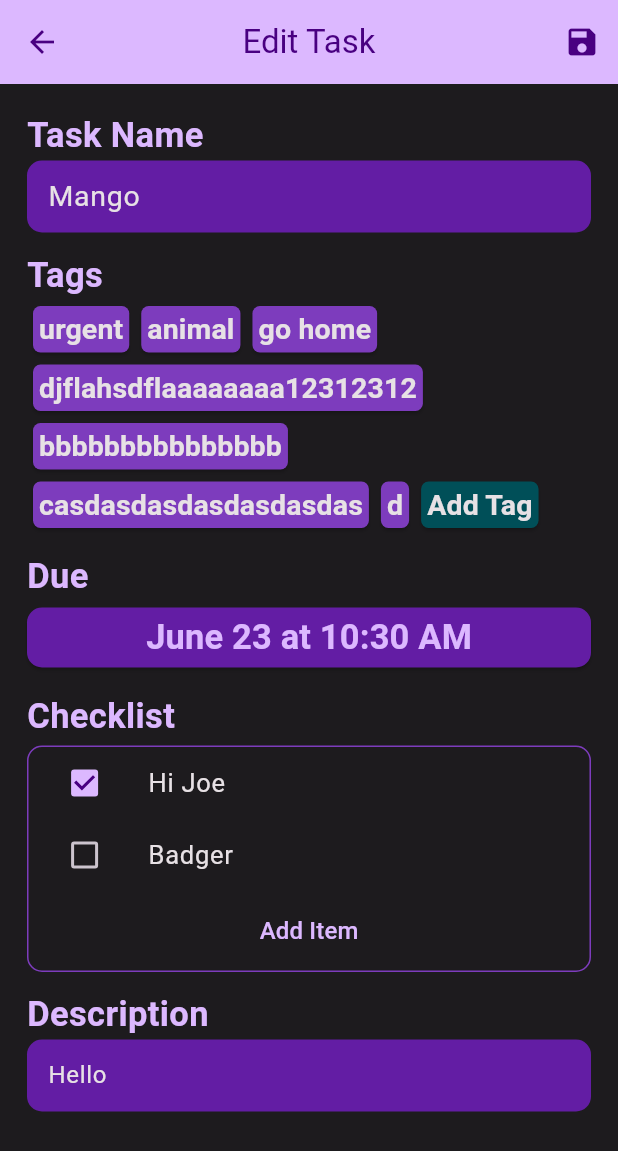
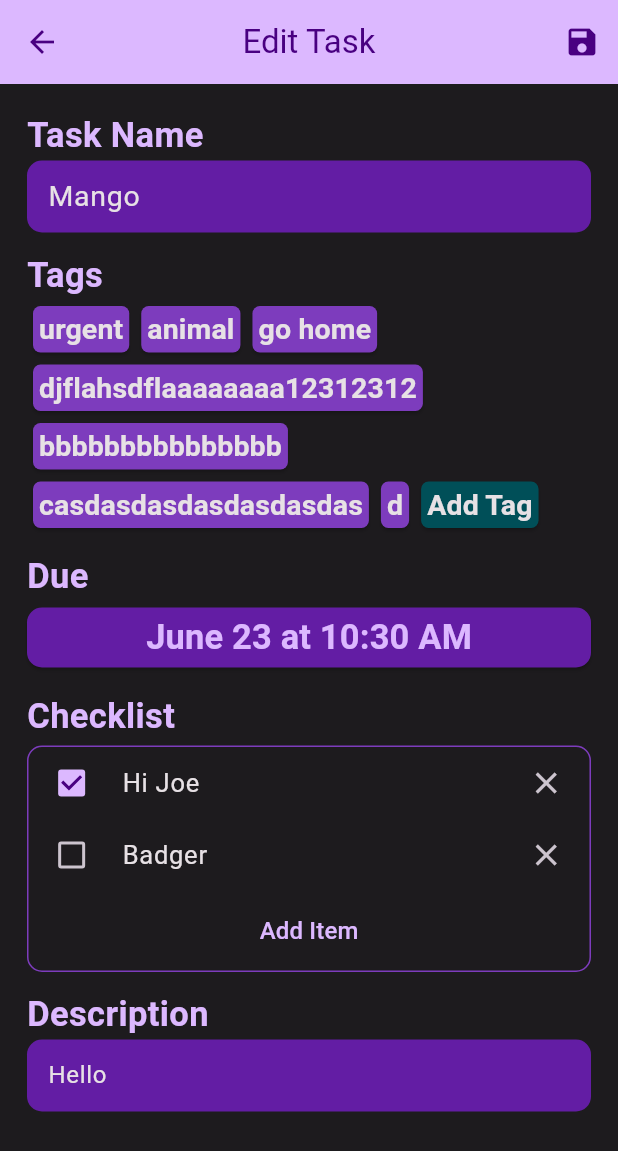
Before and after one commit to jasonly027/DisWeek, a Flutter app: the screen it shows after launch, after a tap on "Mango", on a phone screen of 412 x 824 dp. Shown: the top 1151 px of the screen. Run offline on Flutter 3.47's test engine with Material 2 defaults, Android fonts, the light colour scheme and no system bars.

Commit message:
Fixed checklist deletion

```diff
--- a/lib/pages/daily_view/daily_view.dart
+++ b/lib/pages/daily_view/daily_view.dart
@@ -125,6 +125,6 @@ var tempList = [
     ],
     description: "Hello",
   ),
-  Task(due: DateTime.now().toLocal(), tags: ['late', 'home']),
-  Task(tags: ['guy', 'dog'])
+  Task(due: DateTime.now().toLocal(), tags: ['late', 'home'], checklist: <Check>[]),
+  Task(tags: ['guy', 'dog'], checklist: <Check>[])
 ];
--- a/lib/pages/task_view/task_view.dart
+++ b/lib/pages/task_view/task_view.dart
@@ -5,7 +5,7 @@ import 'widgets/widgets.dart';
 class TaskView extends StatefulWidget {
   TaskView({Key? key})
       : title = "New Task",
-        task = Task(),
+        task = Task(checklist: <Check>[]),
         super(key: key);
 
   const TaskView.edit({Key? key, required this.task})
@@ -63,7 +63,7 @@ class _TaskViewState extends State<TaskView> {
                 const headerText(text: "Checklist"),
                 checklist(checks: widget.task.checklist),
                 const headerText(text: "Description"),
-                descriptionField( task: widget.task, theme: theme),
+                descriptionField( task: widget.task),
               ],
             ),
           ),
--- a/lib/pages/task_view/widgets/checklist.dart
+++ b/lib/pages/task_view/widgets/checklist.dart
@@ -3,12 +3,12 @@ import 'package:flutter/material.dart';
 import '../../../utils/task.dart';
 
 class checklist extends StatefulWidget {
-  checklist({
+  const checklist({
     super.key,
     required this.checks,
   });
 
-  List<Check>? checks;
+  final List<Check> checks;
 
   @override
   State<checklist> createState() => _checklistState();
@@ -26,32 +26,34 @@ class _checklistState extends State<checklist> {
           borderRadius: BorderRadius.circular(10)),
       child: Column(
         children: [
-          widget.checks == null
+          widget.checks.isEmpty
               ? const SizedBox.shrink()
               : ListView.builder(
                   shrinkWrap: true,
-                  itemCount: widget.checks!.length,
+                  physics: const NeverScrollableScrollPhysics(),
+                  itemCount: widget.checks.length,
                   itemBuilder: (BuildContext context, int index) {
                     return Row(
+                      key: UniqueKey(),
                       children: [
                         Expanded(
                           flex: 2,
                           child: Checkbox(
-                              value: widget.checks![index].isChecked,
+                              value: widget.checks[index].isChecked,
                               activeColor: theme.primary,
                               onChanged: (bool? value) {
                                 setState(() {
-                                  widget.checks![index].isChecked = value!;
+                                  widget.checks[index].isChecked = value!;
                                 });
                               }),
                         ),
                         Expanded(
-                          flex: 8,
+                          flex: 9,
                           child: TextFormField(
-                            initialValue: widget.checks![index].title,
+                            initialValue: widget.checks[index].title,
                             textInputAction: TextInputAction.done,
                             onChanged: (text) {
-                              widget.checks![index].title = text;
+                              widget.checks[index].title = text;
                             },
                             onTapOutside: (context) {
                               FocusManager.instance.primaryFocus?.unfocus();
@@ -63,17 +65,75 @@ class _checklistState extends State<checklist> {
                                 border: InputBorder.none),
                           ),
                         ),
+                        Expanded(
+                          flex: 2,
+                          child: IconButton(
+                            onPressed: (){
+                              setState(() {
+                                widget.checks.removeAt(index);
+                              });
+                            },
+                            icon: const Icon(Icons.close),
+                          )
+                        )
                       ],
                     );
                   },
                 ),
+              // : ListView(
+              //     shrinkWrap: true,
+              //     children: widget.checks
+              //         .map((item) => Row(
+              //               children: [
+              //                 Expanded(
+              //                   flex: 2,
+              //                   child: Checkbox(
+              //                       value: item.isChecked,
+              //                       activeColor: theme.primary,
+              //                       onChanged: (bool? value) {
+              //                         setState(() {
+              //                           item.isChecked = value!;
+              //                         });
+              //                       }),
+              //                 ),
+              //                 Expanded(
+              //                   flex: 9,
+              //                   child: TextFormField(
+              //                     initialValue: item.title,
+              //                     textInputAction: TextInputAction.done,
+              //                     onChanged: (text) {
+              //                       item.title = text;
+              //                     },
+              //                     onTapOutside: (context) {
+              //                       FocusManager.instance.primaryFocus
+              //                           ?.unfocus();
+              //                     },
+              //                     maxLines: null,
+              //                     style: const TextStyle(fontSize: 17),
+              //                     decoration: const InputDecoration(
+              //                         contentPadding: EdgeInsets.all(5),
+              //                         border: InputBorder.none),
+              //                   ),
+              //                 ),
+              //                 Expanded(
+              //                     flex: 2,
+              //                     child: IconButton(
+              //                       onPressed: () {
+              //                         setState(() {
+              //                           widget.checks.remove(item);
+              //                         });
+              //                       },
+              //                       icon: const Icon(Icons.close),
+              //                     ))
+              //               ],
+              //             ))
+              //         .toList()),
           SizedBox(
             width: double.infinity,
             child: TextButton(
                 onPressed: () {
                   setState(() {
-                    widget.checks ??= <Check>[];
-                    widget.checks!.add(Check());
+                    widget.checks.add(Check());
                   });
                 },
                 style: TextButton.styleFrom(
--- a/lib/pages/task_view/widgets/descriptionField.dart
+++ b/lib/pages/task_view/widgets/descriptionField.dart
@@ -5,14 +5,14 @@ class descriptionField extends StatelessWidget {
   const descriptionField({
     super.key,
     required this.task,
-    required this.theme
   });
 
   final Task task;
-  final ColorScheme theme;
 
   @override
   Widget build(BuildContext context) {
+    ColorScheme theme = Theme.of(context).colorScheme;
+
     return TextFormField(
       initialValue: task.description,
       maxLines: null,
@@ -26,6 +26,7 @@ class descriptionField extends StatelessWidget {
               borderRadius: BorderRadius.circular(10))),
       onChanged: (text) {
         task.description = text;
+        if (task.description!.isEmpty) task.description = null;
       },
       onTapOutside: (event) {
         FocusManager.instance.primaryFocus?.unfocus();
--- a/lib/pages/task_view/widgets/titleField.dart
+++ b/lib/pages/task_view/widgets/titleField.dart
@@ -28,6 +28,7 @@ class titleField extends StatelessWidget {
               borderRadius: BorderRadius.circular(10))),
       onChanged: (text) {
         task.title = text;
+        if (task.title!.isEmpty) task.title = null;
       },
       onTapOutside: (event) {
         FocusManager.instance.primaryFocus?.unfocus();
--- a/lib/utils/task.dart
+++ b/lib/utils/task.dart
@@ -16,7 +16,7 @@ class Task {
   DateTime? due;
   List<String>? tags;
   Progress progress;
-  List<Check>? checklist;
+  List<Check> checklist;
   String? description;
 
   Task({
@@ -24,8 +24,8 @@ class Task {
     this.due,
     this.tags,
     this.progress = Progress.incomplete,
-    this.checklist,
+    required this.checklist,
     this.description
-  } );
+  });
 
 }
```
